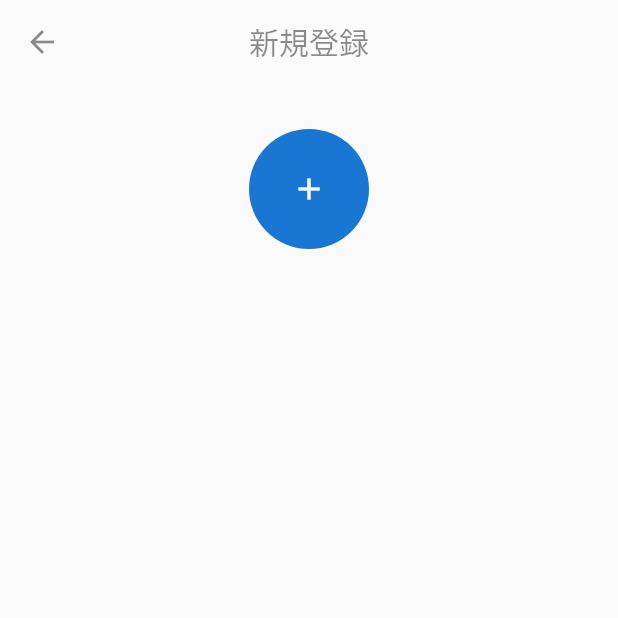
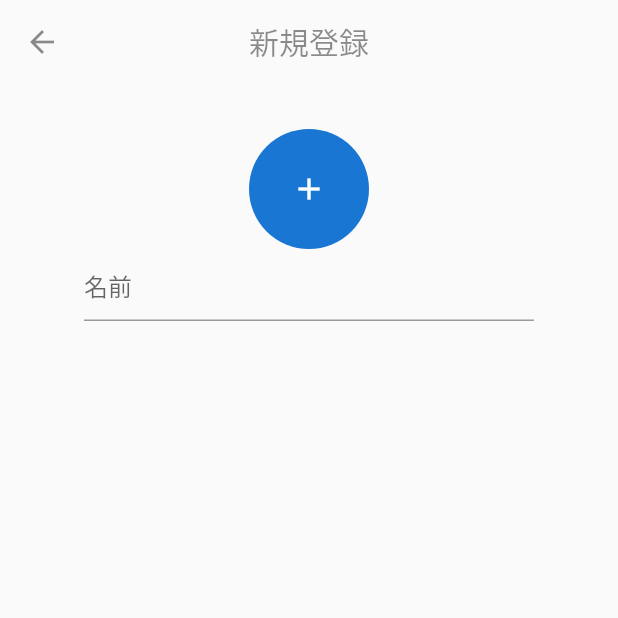
Before and after one commit to WL-Yahata/app_casino_03, a Flutter app: the CreateAccount screen opened directly, on a phone screen of 412 x 824 dp, the top half of it. Run offline on Flutter 3.47's test engine with Material 2 defaults, Android fonts, the phone set to English and light mode, and no system bars; our stand-ins replace cloud_firestore, firebase_core, syncfusion_flutter_calendar; accounts and stored records are empty.

Commit message:
Update CreateAccount.dart

```diff
--- a/lib/view/users view/CreateAccount.dart
+++ b/lib/view/users view/CreateAccount.dart
@@ -8,6 +8,8 @@ class CreateAccount extends StatefulWidget {
 }
 
 class _CreateAccountState extends State<CreateAccount> {
+  TextEditingController nameController = TextEditingController();
+
   @override
   Widget build(BuildContext context) {
     return Scaffold(
@@ -18,16 +20,25 @@ class _CreateAccountState extends State<CreateAccount> {
         title: const Text('新規登録',style:TextStyle(color:Colors.black45,)),
         centerTitle: true,
       ),
-      body: Container(
+      body: SizedBox(
+        child: Container(
           width: double.infinity,
           child: Column(
-          children: const [
-            SizedBox(height: 30),
-            CircleAvatar(
+            children:  [
+              const SizedBox(height: 30),
+              const CircleAvatar(
                 radius: 40,
                 child: Icon(Icons.add),
+              ),
+              SizedBox(
+                width: 300,
+                child: TextField(
+                  controller: nameController,
+                  decoration: const InputDecoration(hintText: '名前'),
+                ),
               )
             ],
+          ),
         ),
       ),
     );
```
Lines whose indentation alone changed are shown as unchanged.
